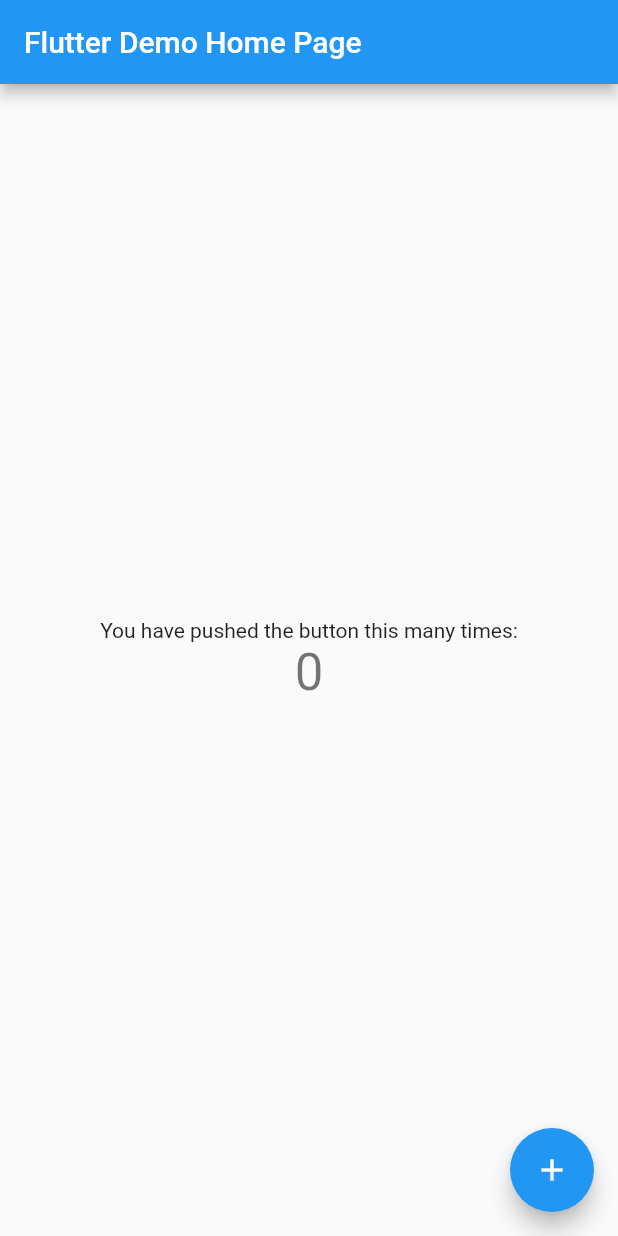
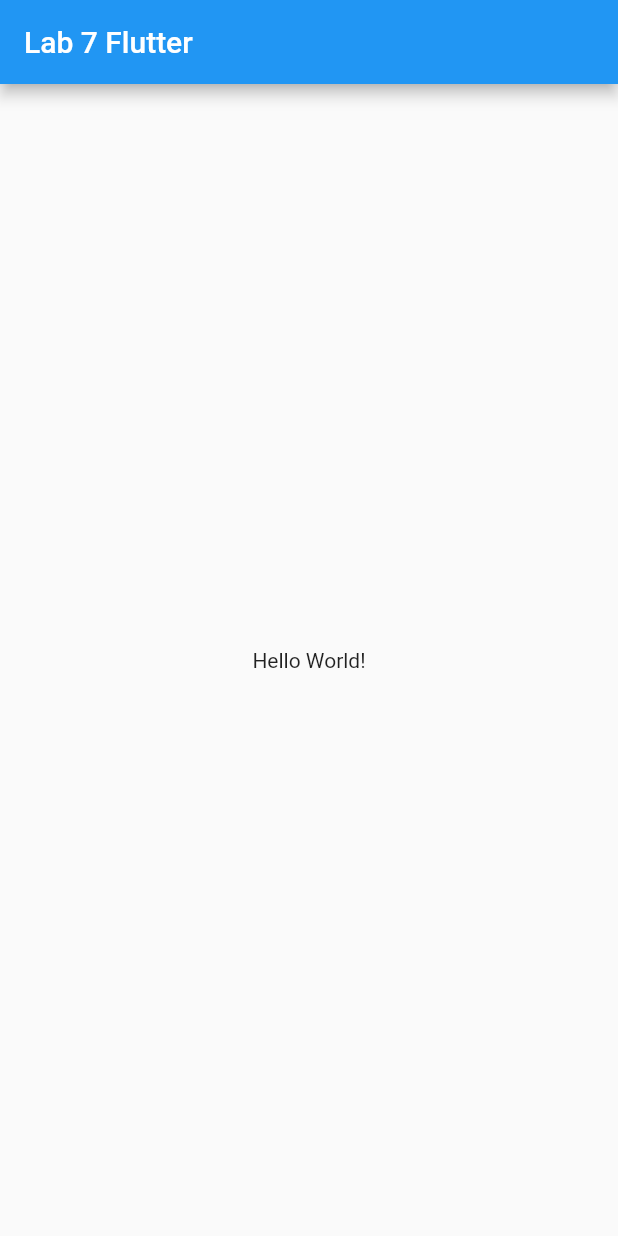
Before and after one commit to itsmhp/tktpl-lab7-1606876065, a Flutter app: the screen it shows after launch, on a phone screen of 412 x 824 dp. Run offline on Flutter 3.47's test engine with Material 2 defaults, Android fonts, the phone set to English and light mode, and no system bars.

Commit message:
create hello world

```diff
--- a/learn_tktpl_1606876065_flutter/lib/main.dart
+++ b/learn_tktpl_1606876065_flutter/lib/main.dart
@@ -26,7 +26,7 @@ class MyApp extends StatelessWidget {
         // closer together (more dense) than on mobile platforms.
         visualDensity: VisualDensity.adaptivePlatformDensity,
       ),
-      home: MyHomePage(title: 'Flutter Demo Home Page'),
+      home: MyHomePage(title: 'Lab 7 Flutter'),
     );
   }
 }
@@ -98,20 +98,11 @@ class _MyHomePageState extends State<MyHomePage> {
           mainAxisAlignment: MainAxisAlignment.center,
           children: <Widget>[
             Text(
-              'You have pushed the button this many times:',
-            ),
-            Text(
-              '$_counter',
-              style: Theme.of(context).textTheme.headline4,
+              'Hello World!',
             ),
           ],
         ),
       ),
-      floatingActionButton: FloatingActionButton(
-        onPressed: _incrementCounter,
-        tooltip: 'Increment',
-        child: Icon(Icons.add),
-      ), // This trailing comma makes auto-formatting nicer for build methods.
     );
   }
 }
```
